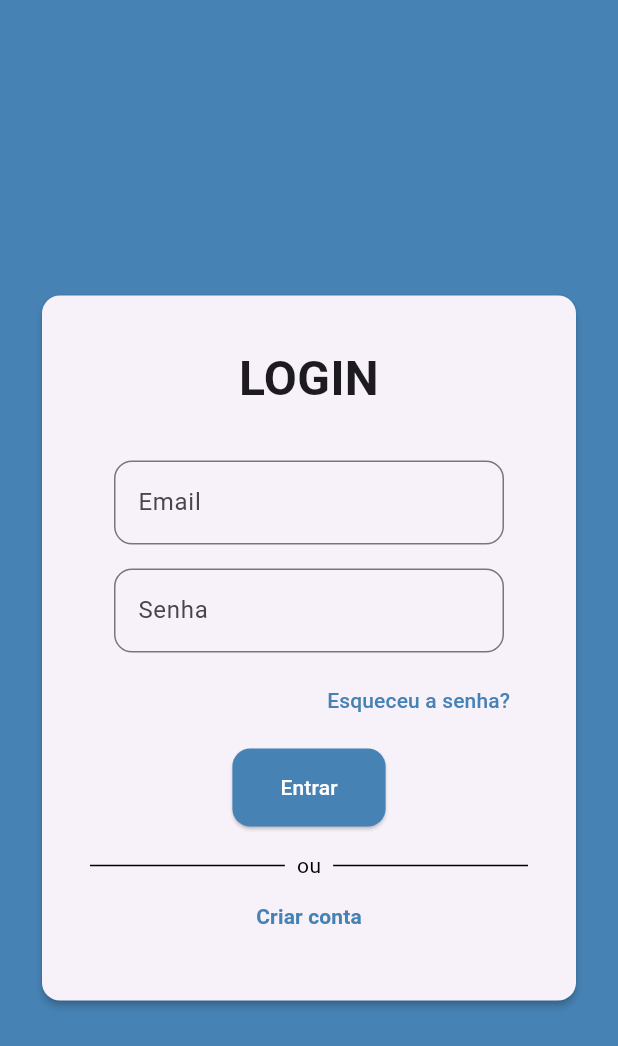
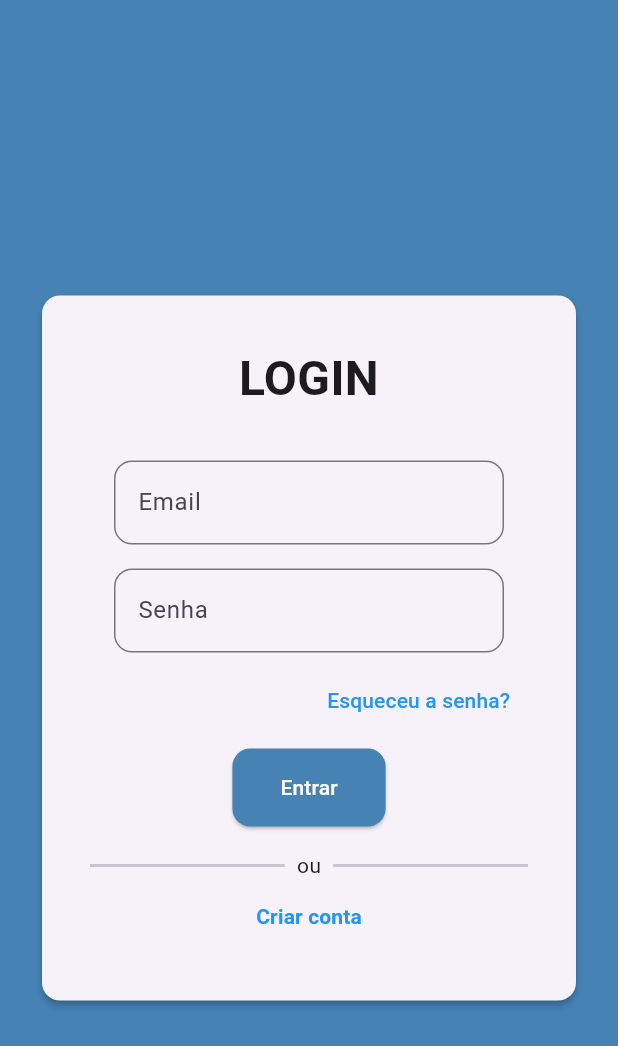
Before and after one commit to gusmariz/Projeto-Safe-Gate, a Flutter app: the screen it shows after launch, on a phone screen of 412 x 824 dp. Shown: the top 1046 px of the screen. Run offline on Flutter 3.47's test engine with Material 3 defaults, Android fonts, the phone set to English and light mode, and no system bars; our stand-ins replace google_fonts.

Commit message:
Problema nos Dividers e no texto 'ou' corrigido

```diff
--- a/lib/tela_login.dart
+++ b/lib/tela_login.dart
@@ -95,7 +95,8 @@ class LoginScreen extends StatelessWidget {
                             controller: _emailController,
                             decoration: InputDecoration(
                               labelText: 'Email',
-                              border: OutlineInputBorder(borderRadius: BorderRadius.circular(12)),
+                              border: OutlineInputBorder(
+                                  borderRadius: BorderRadius.circular(12)),
                               // suffixIcon: IconButton(
                               //   icon: Icon(true ? Icons.visibility : Icons.visibility_off),
                               //   onPressed: () {
@@ -117,7 +118,8 @@ class LoginScreen extends StatelessWidget {
                             obscureText: true,
                             decoration: InputDecoration(
                               labelText: 'Senha',
-                              border: OutlineInputBorder(borderRadius: BorderRadius.circular(12)),
+                              border: OutlineInputBorder(
+                                  borderRadius: BorderRadius.circular(12)),
                               // suffixIcon: IconButton(
                               //   icon: Icon(true ? Icons.visibility : Icons.visibility_off),
                               //   onPressed: () {
@@ -140,7 +142,7 @@ class LoginScreen extends StatelessWidget {
                             },
                             child: const Text(
                               'Esqueceu a senha?',
-                              style: TextStyle(color: Color(0xFF4682B4)),
+                              style: TextStyle(color: Colors.blue),
                             ),
                           ),
                         ),
@@ -165,15 +167,12 @@ class LoginScreen extends StatelessWidget {
                         // Divisor com "ou"
                         const Row(
                           children: [
-                            Expanded(child: Divider(color: Colors.black)),
+                            Expanded(child: Divider(thickness: 2)),
                             Padding(
                               padding: EdgeInsets.symmetric(horizontal: 8),
-                              child: Text(
-                                'ou',
-                                style: TextStyle(color: Colors.black),
-                              ),
+                              child: Text('ou'),
                             ),
-                            Expanded(child: Divider(color: Colors.black)),
+                            Expanded(child: Divider(thickness: 2)),
                           ],
                         ),
 
@@ -183,7 +182,7 @@ class LoginScreen extends StatelessWidget {
                           child: const Text(
                             'Criar conta',
                             style: TextStyle(
-                              color: Color(0xFF4682B4),
+                              color: Colors.blue,
                               fontWeight: FontWeight.bold,
                             ),
                           ),
```
